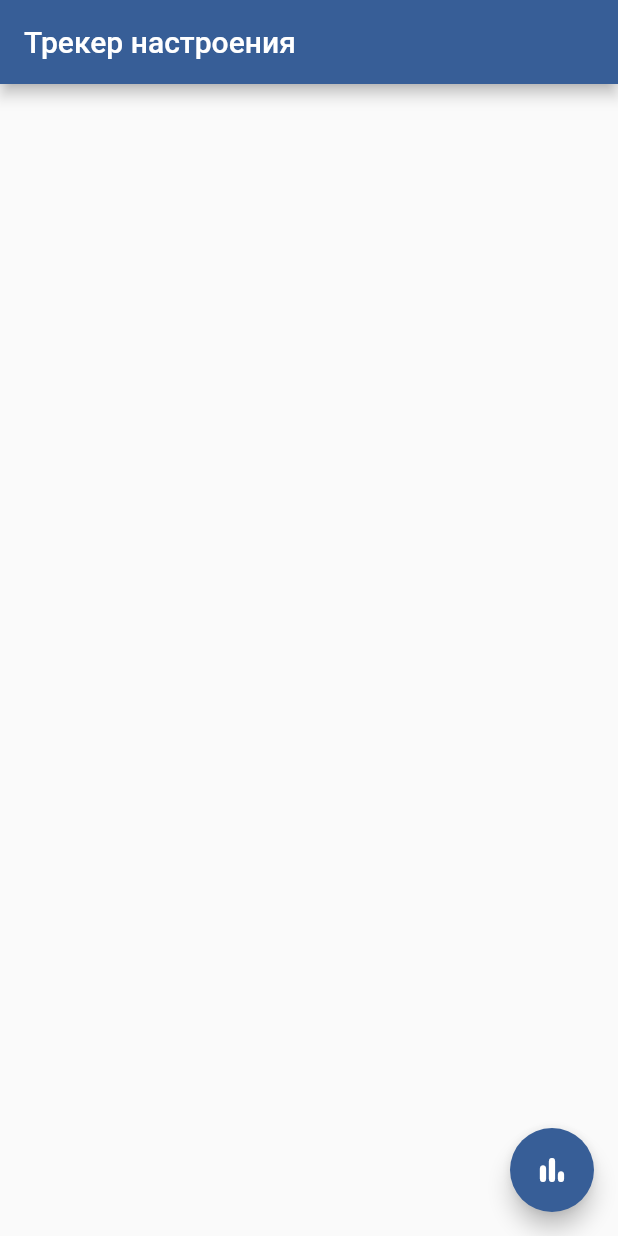
After one commit to sidredin/mood_tracker, a Flutter app: the screen it shows after launch, on a phone screen of 412 x 824 dp. The commit adds this screen. Run offline on Flutter 3.47's test engine with Material 2 defaults, Android fonts, the phone set to English and light mode, and no system bars.

Commit message:
Move the HomePageScreen widget to a separate file

```diff
--- /dev/null
+++ b/lib/screens/home_page_screen.dart
@@ -0,0 +1,29 @@
+import 'package:flutter/material.dart';
+
+class HomePageScreen extends StatefulWidget {
+  HomePageScreen({Key key, this.title}) : super(key: key);
+
+  final String title;
+
+  @override
+  _HomePageScreenState createState() => _HomePageScreenState();
+}
+
+class _HomePageScreenState extends State<HomePageScreen> {
+  @override
+  Widget build(BuildContext context) {
+    return Scaffold(
+      appBar: AppBar(
+        title: Text(widget.title),
+      ),
+      body: Center(
+        child: Column(),
+      ),
+      floatingActionButton: FloatingActionButton(
+        onPressed: null,
+        tooltip: 'Chart',
+        child: Icon(Icons.bar_chart_rounded),
+      ),
+    );
+  }
+}
```
Also changed, not shown: lib/main.dart (+2 -29 lines).
